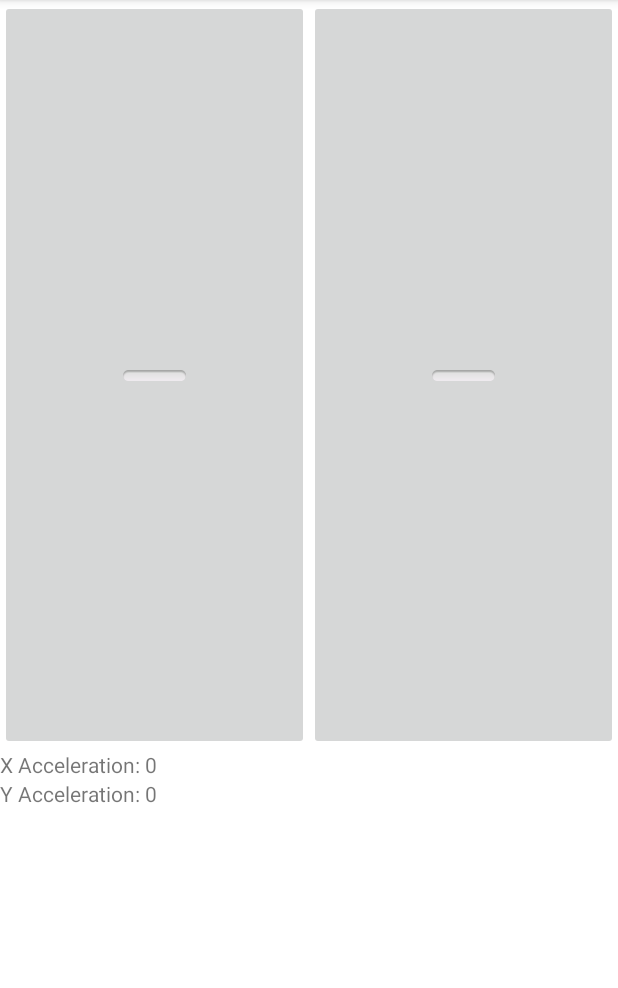
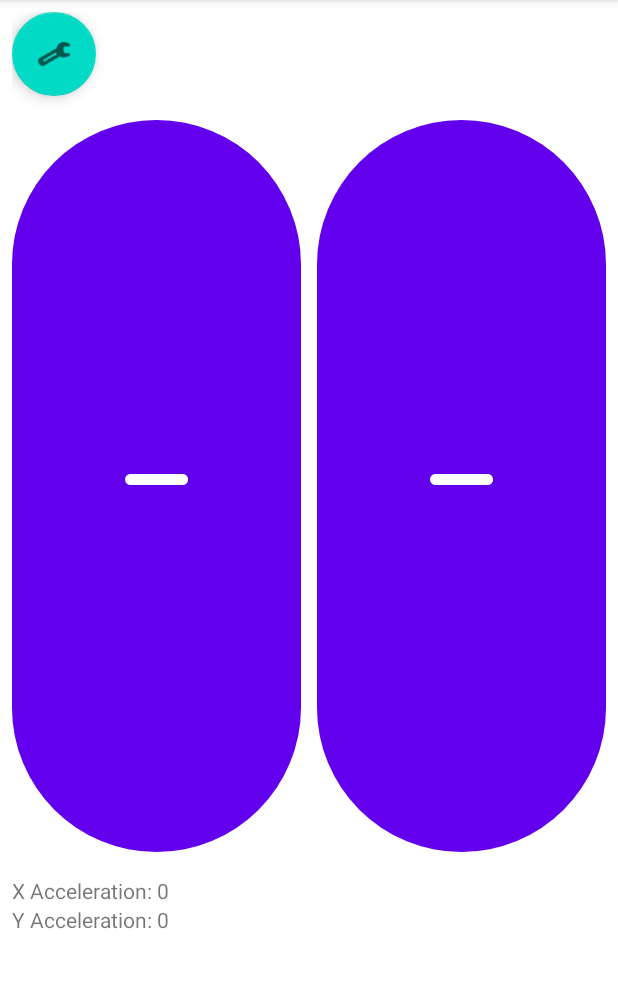
Before and after one commit to Fillipko/Smart-Mouse, an Android app: the screen it shows after launch (MainActivity), on a phone screen of 412 x 824 dp, the part 84-1072 px from its top. Run offline under Robolectric (Android 15) with nearby library versions, the light colour scheme and no system bars.

Commit message:
Core UI added

```diff
--- a/app/src/main/AndroidManifest.xml
+++ b/app/src/main/AndroidManifest.xml
@@ -14,6 +14,9 @@
         android:theme="@style/Theme.SmartMouse"
         tools:targetApi="31">
         <activity
+            android:name=".Settings"
+            android:exported="false" />
+        <activity
             android:name=".MainActivity"
             android:exported="true">
             <intent-filter>
--- a/app/src/main/res/layout/activity_main.xml
+++ b/app/src/main/res/layout/activity_main.xml
@@ -9,29 +9,58 @@
     <LinearLayout
         android:layout_width="match_parent"
         android:layout_height="match_parent"
+        android:layout_marginStart="8dp"
+        android:layout_marginTop="8dp"
+        android:layout_marginEnd="8dp"
+        android:layout_marginBottom="8dp"
         android:orientation="vertical"
         app:layout_constraintBottom_toBottomOf="parent"
         app:layout_constraintEnd_toEndOf="parent"
         app:layout_constraintStart_toStartOf="parent"
         app:layout_constraintTop_toTopOf="parent">
 
+        <com.google.android.material.floatingactionbutton.FloatingActionButton
+            android:id="@+id/floatingActionButton2"
+            android:layout_width="match_parent"
+            android:layout_height="wrap_content"
+            android:clickable="true"
+            app:srcCompat="@android:drawable/ic_menu_preferences" />
+
         <LinearLayout
             android:layout_width="match_parent"
             android:layout_height="wrap_content"
             android:orientation="horizontal">
 
-            <ImageButton
+            <com.google.android.material.button.MaterialButton
                 android:id="@+id/leftClickBtn"
                 android:layout_width="wrap_content"
                 android:layout_height="500dp"
+                android:layout_marginTop="10dp"
+                android:layout_marginEnd="5dp"
+                android:layout_marginBottom="10dp"
                 android:layout_weight="1"
+                android:contentDescription="@string/left_button_content_description"
+                android:paddingTop="10dp"
+                android:paddingBottom="10dp"
+                app:cornerRadius="100dp"
+                app:icon="@android:drawable/button_onoff_indicator_off"
+                app:iconGravity="textTop"
                 app:srcCompat="@android:drawable/button_onoff_indicator_off" />
 
-            <ImageButton
+            <com.google.android.material.button.MaterialButton
                 android:id="@+id/rightClickBtn"
                 android:layout_width="wrap_content"
                 android:layout_height="500dp"
+                android:layout_marginStart="5dp"
+                android:layout_marginTop="10dp"
+                android:layout_marginBottom="10dp"
                 android:layout_weight="1"
+                android:contentDescription="@string/right_button_content_description"
+                android:paddingTop="10dp"
+                android:paddingBottom="10dp"
+                app:cornerRadius="100dp"
+                app:icon="@android:drawable/button_onoff_indicator_off"
+                app:iconGravity="textTop"
                 app:srcCompat="@android:drawable/button_onoff_indicator_off" />
 
         </LinearLayout>
--- a/app/src/main/res/values/strings.xml
+++ b/app/src/main/res/values/strings.xml
@@ -1,3 +1,11 @@
 <resources>
     <string name="app_name">Smart Mouse</string>
+    <string name="left_button_content_description">left click</string>
+    <string name="right_button_content_description">right click</string>
+    <string name="back_button_content_description">back</string>
+    <string name="sensitivity_label">Sensitivity</string>
+    <string name="button_color_label">Button Color</string>
+
+
+
 </resources>
```
Also changed, not shown: app/src/main/java/com/example/smartmouse/Settings.java (added, +14 -0 lines), app/src/main/res/layout/activity_settings.xml (added, +130 -0 lines).
